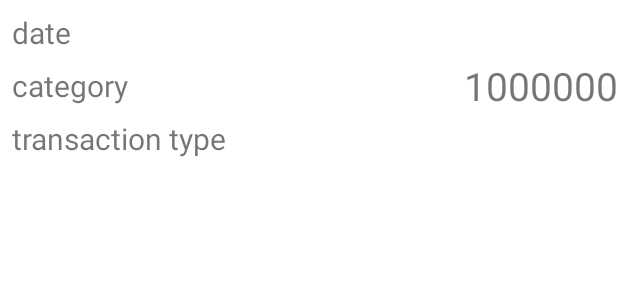
After one commit to madayuki1/CashFlow, an Android app: the layout rv_item.xml on its own in the app's theme, with its tools: preview values and no code run, on a phone screen of 412 x 824 dp. The commit adds this screen. Shown: the top 300 px of the screen. Run offline under Robolectric (Android 15) with nearby library versions, the phone set to English and light mode, and no system bars.

Commit message:
done v.2

```diff
--- a/app/src/main/java/com/example/uas/dcCategory.kt
+++ b/app/src/main/java/com/example/uas/dcCategory.kt
@@ -5,9 +5,9 @@ import kotlinx.parcelize.Parcelize
 
 @Parcelize
 data class dcCategory(
-    var category_id : String,
-    var category_name : String
-):Parcelable{
+    var category_id: String,
+    var category_name: String
+) : Parcelable {
 
     override fun toString(): String {
         return category_name
--- a/app/src/main/res/layout/activity_statement.xml
+++ b/app/src/main/res/layout/activity_statement.xml
@@ -16,9 +16,9 @@
         android:layout_gravity="center"
         android:onClick="showDatePickerDialog"/>
 
-    <ListView
+    <androidx.recyclerview.widget.RecyclerView
         android:layout_width="match_parent"
         android:layout_height="wrap_content"
-        android:id="@+id/lv_statement"/>
+        android:id="@+id/rv_statement"/>
 
 </LinearLayout>
--- /dev/null
+++ b/app/src/main/res/layout/rv_item.xml
@@ -0,0 +1,49 @@
+<?xml version="1.0" encoding="utf-8"?>
+<androidx.constraintlayout.widget.ConstraintLayout xmlns:android="http://schemas.android.com/apk/res/android"
+    xmlns:app="http://schemas.android.com/apk/res-auto"
+    android:layout_width="match_parent"
+    android:layout_height="wrap_content">
+
+    <TextView
+        android:id="@+id/tv_date"
+        android:layout_width="wrap_content"
+        android:layout_height="wrap_content"
+        android:layout_marginLeft="8dp"
+        android:layout_marginTop="8dp"
+        android:text="date"
+        android:textSize="20dp"
+        app:layout_constraintLeft_toLeftOf="parent"
+        app:layout_constraintTop_toTopOf="parent" />
+
+    <TextView
+        android:id="@+id/tv_transaction_type"
+        android:layout_width="wrap_content"
+        android:layout_height="wrap_content"
+        android:layout_marginTop="8dp"
+        android:text="transaction type"
+        android:textSize="20dp"
+        app:layout_constraintLeft_toLeftOf="@id/tv_date"
+        app:layout_constraintTop_toBottomOf="@id/tv_category" />
+
+    <TextView
+        android:id="@+id/tv_category"
+        android:layout_width="wrap_content"
+        android:layout_height="wrap_content"
+        android:layout_marginTop="8dp"
+        android:text="category"
+        android:textSize="20dp"
+        app:layout_constraintLeft_toLeftOf="@id/tv_date"
+        app:layout_constraintTop_toBottomOf="@id/tv_date" />
+
+    <TextView
+        android:id="@+id/tv_cash"
+        android:layout_width="wrap_content"
+        android:layout_height="wrap_content"
+        android:text="1000000"
+        android:textSize="26dp"
+        app:layout_constraintBottom_toBottomOf="@id/tv_transaction_type"
+        app:layout_constraintRight_toRightOf="parent"
+        app:layout_constraintTop_toTopOf="@id/tv_date" />
+
+
+</androidx.constraintlayout.widget.ConstraintLayout>
```
Also changed, not shown: app/src/main/java/com/example/uas/AddCategory.kt (+14 -9 lines), app/src/main/java/com/example/uas/MainActivity.kt (+48 -31 lines), app/src/main/java/com/example/uas/Statement.kt (+96 -0 lines), app/src/main/java/com/example/uas/adapterRV.kt (added, +41 -0 lines), app/src/main/java/com/example/uas/dcTransaction.kt (+4 -9 lines), app/src/main/res/layout/activity_main.xml (+11 -1 lines).
